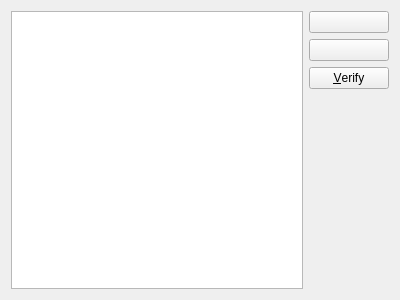
Qt form ui/verificationdialog.ui (mfuchs/kget-gsoc) before a commit.
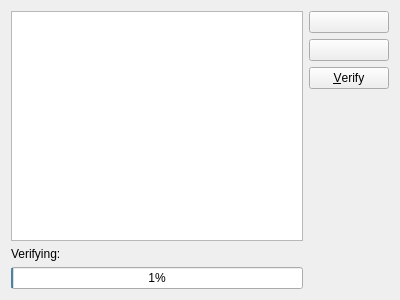
The same form after that commit. Custom widgets are drawn as their Qt base class.

Commit message: VERIFICATIONDIALOG: Uses the threaded verifier methods

Diff of the .ui file:
```diff
--- a/ui/verificationdialog.ui
+++ b/ui/verificationdialog.ui
@@ -53,6 +53,29 @@
      </property>
     </spacer>
    </item>
+   <item row="4" column="0">
+    <widget class="QWidget" name="verifying" native="true">
+     <layout class="QVBoxLayout" name="verticalLayout_2">
+      <property name="margin">
+       <number>0</number>
+      </property>
+      <item>
+       <widget class="QLabel" name="label_3">
+        <property name="text">
+         <string>Verifying:</string>
+        </property>
+       </widget>
+      </item>
+      <item>
+       <widget class="QProgressBar" name="progressBar">
+        <property name="value">
+         <number>1</number>
+        </property>
+       </widget>
+      </item>
+     </layout>
+    </widget>
+   </item>
   </layout>
  </widget>
  <customwidgets>
```
The commit also changes 2 other files.
